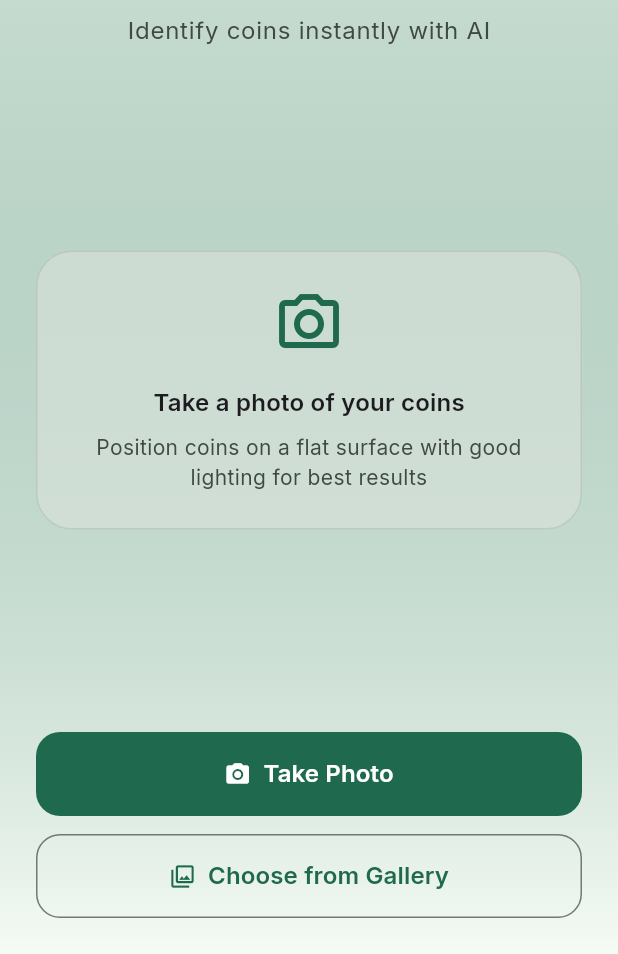
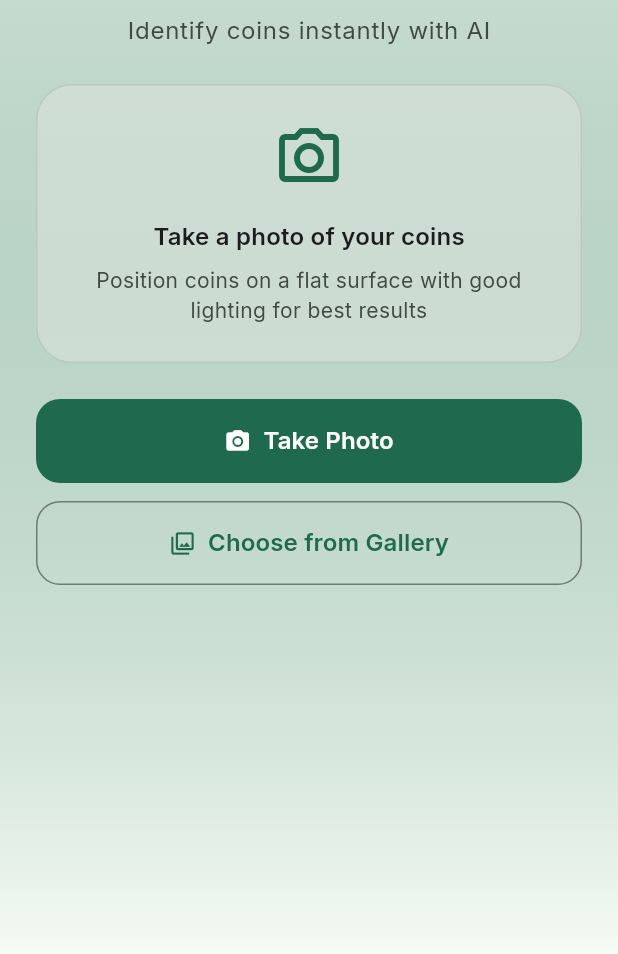
Before and after one commit to dctian/coinscope, a Flutter app: the screen it shows after launch, on a phone screen of 412 x 824 dp, the part 282-1236 px from its top. Run offline on Flutter 3.47's test engine with Material 3 defaults, Android fonts, the phone set to English and light mode, and no system bars; our stand-ins replace google_fonts, image_picker, shared_preferences.

Commit message:
Fix home screen overflow

```diff
--- a/frontend/lib/screens/home_screen.dart
+++ b/frontend/lib/screens/home_screen.dart
@@ -39,6 +39,10 @@ class _HomeScreenState extends State<HomeScreen> {
           ),
         ),
         child: SafeArea(
+          child: LayoutBuilder(
+            builder: (context, constraints) => SingleChildScrollView(
+              child: ConstrainedBox(
+                constraints: BoxConstraints(minHeight: constraints.maxHeight),
                 child: Column(
                   children: [
                     // Header
@@ -88,8 +92,7 @@ class _HomeScreenState extends State<HomeScreen> {
                     ),
 
                     // Main content area
-              Expanded(
-                child: Padding(
+                    Padding(
                       padding: const EdgeInsets.symmetric(horizontal: 24),
                       child: Column(
                         mainAxisAlignment: MainAxisAlignment.center,
@@ -191,7 +194,6 @@ class _HomeScreenState extends State<HomeScreen> {
                         ],
                       ),
                     ),
-              ),
 
                     // Action buttons
                     if (!_isLoading)
@@ -240,6 +242,9 @@ class _HomeScreenState extends State<HomeScreen> {
                         ),
                       ),
                   ],
+                ),
+              ),
+            ),
           ),
         ),
       ),
```
Lines whose indentation alone changed are shown as unchanged.
